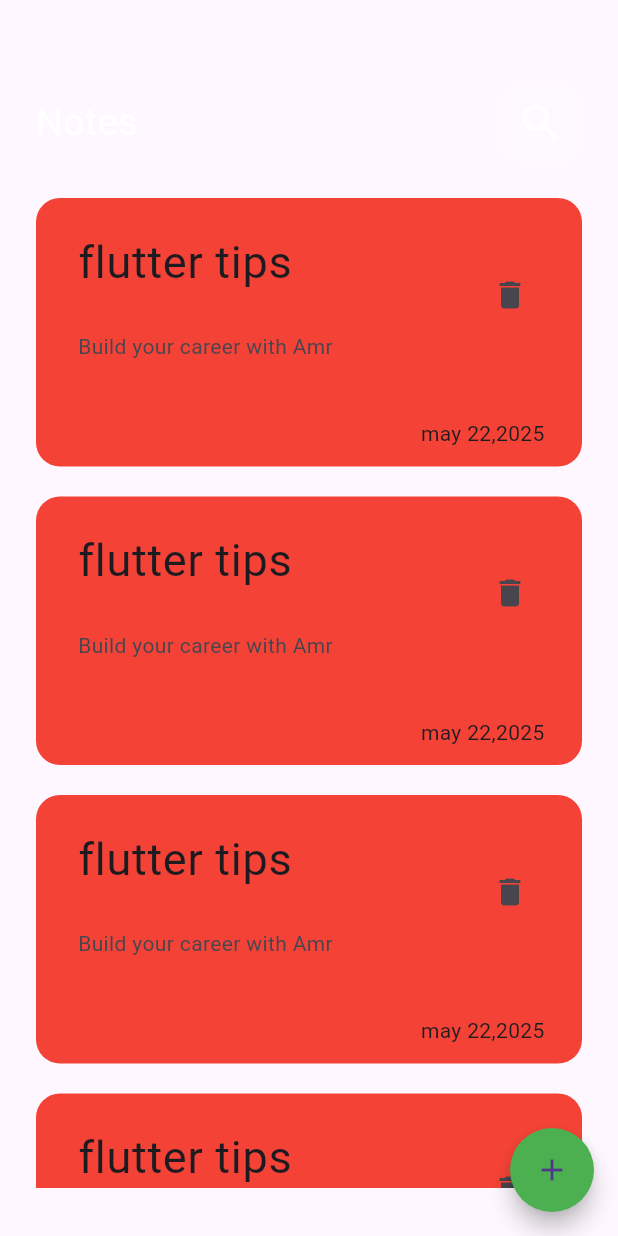
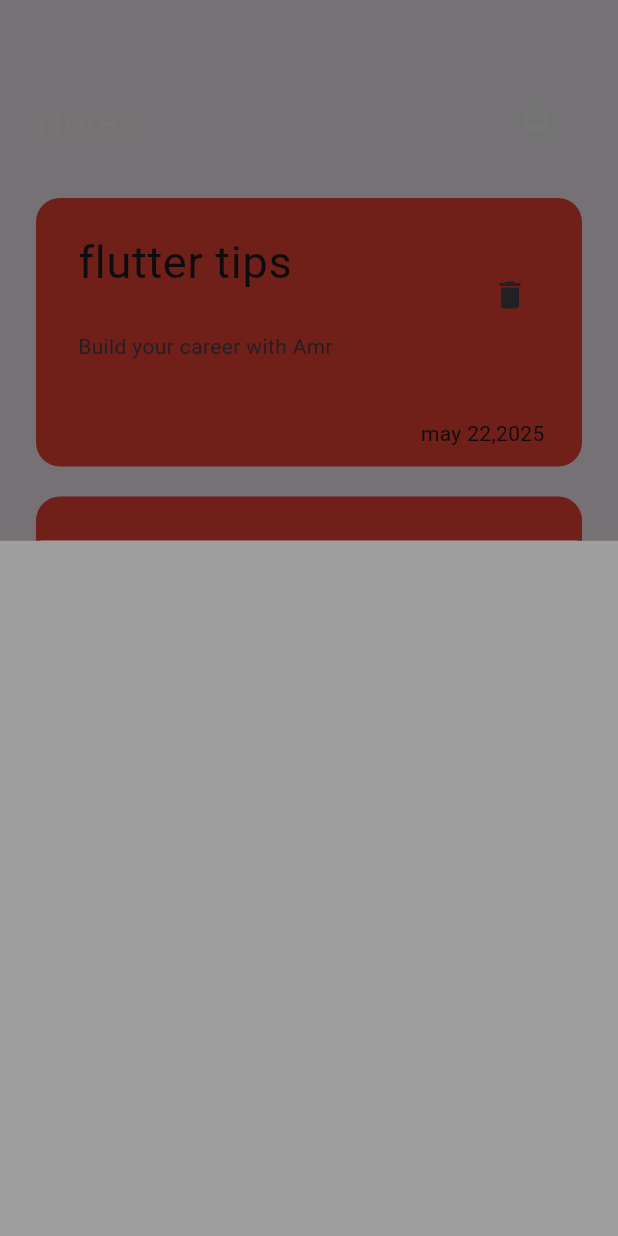
Before and after one commit to amr-mohamed-abdo/notes_app, a Flutter app: the screen it shows after launch, after a tap on the "add" icon, on a phone screen of 412 x 824 dp. Run offline on Flutter 3.47's test engine with Material 3 defaults, Android fonts, the phone set to English and light mode, and no system bars.

Commit message:
create floating action buttom

```diff
--- a/lib/screens/home_screen.dart
+++ b/lib/screens/home_screen.dart
@@ -1,6 +1,6 @@
 import 'package:flutter/material.dart';
 import 'package:notes_app/widgets/custom_notes_body_widget.dart';
-import 'package:notes_app/widgets/floating_action_buttom_widget.dart';
+import 'package:notes_app/widgets/details_for_floating_action_buttom.dart';
 
 class HomeScreen extends StatelessWidget {
   const HomeScreen({super.key});
@@ -8,7 +8,19 @@ class HomeScreen extends StatelessWidget {
   @override
   Widget build(BuildContext context) {
     return Scaffold(
-      floatingActionButton: CustomFloatingActionButtonWidget(),
+      floatingActionButton: FloatingActionButton(
+        onPressed: () {
+          showModalBottomSheet(
+            context: context,
+            builder: (context) {
+              return DetailsForFloatingActionButtom();
+            },
+          );
+        },
+        shape: CircleBorder(),
+        backgroundColor: Colors.green,
+        child: Icon(Icons.add),
+      ),
       body: MainNotesBodyWidget(),
     );
   }
--- /dev/null
+++ b/lib/widgets/details_for_floating_action_buttom.dart
@@ -0,0 +1,10 @@
+import 'package:flutter/material.dart';
+
+class DetailsForFloatingActionButtom extends StatelessWidget {
+  const DetailsForFloatingActionButtom({super.key});
+
+  @override
+  Widget build(BuildContext context) {
+    return Container(color: Colors.grey);
+  }
+}
--- a/lib/widgets/floating_action_buttom_widget.dart
+++ /dev/null
@@ -1,17 +0,0 @@
-import 'package:flutter/material.dart';
-
-class CustomFloatingActionButtonWidget extends StatelessWidget {
-  const CustomFloatingActionButtonWidget({
-    super.key,
-  });
-
-  @override
-  Widget build(BuildContext context) {
-    return  FloatingActionButton(
-      onPressed: () {},
-      shape: CircleBorder(),
-      backgroundColor: Colors.green,
-      child: Icon(Icons.add),
-    );
-  }
-}
```
